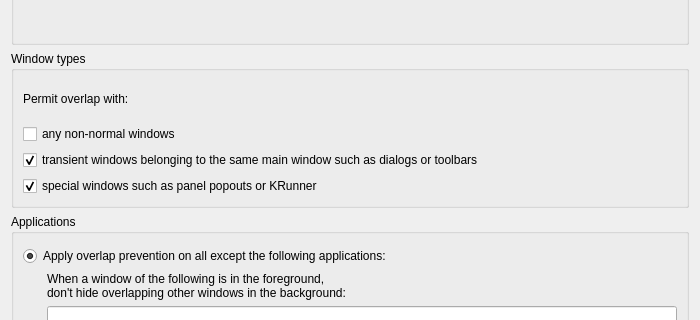
This is contents/ui/config.ui in nclarius/floating-tiles as Qt 5 draws it before an edit; both pictures show x 0 to 700 and y 123 to 443 of the 700 by 708 pixel window. The edited form follows.
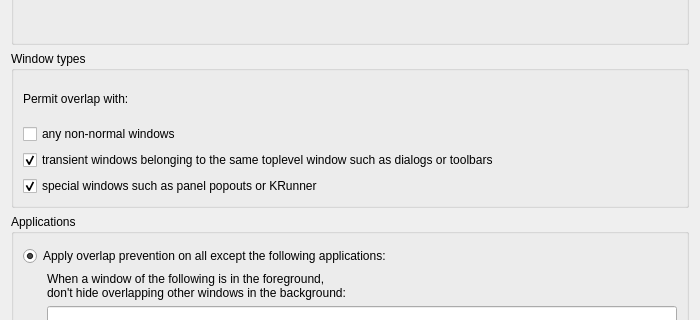
This is the edited form.

Commit message: improve descriptions in configuration

Patch:
```diff
--- a/contents/ui/config.ui
+++ b/contents/ui/config.ui
@@ -64,7 +64,7 @@
           <item>
            <widget class="QCheckBox" name="kcfg_ignoreTransient">
             <property name="text">
-             <string>transient windows belonging to the same main window such as dialogs or toolbars</string>
+             <string>transient windows belonging to the same toplevel window such as dialogs or toolbars</string>
             </property>
             <property name="checked">
              <bool>true</bool>
```
The commit also changes 1 other file.
